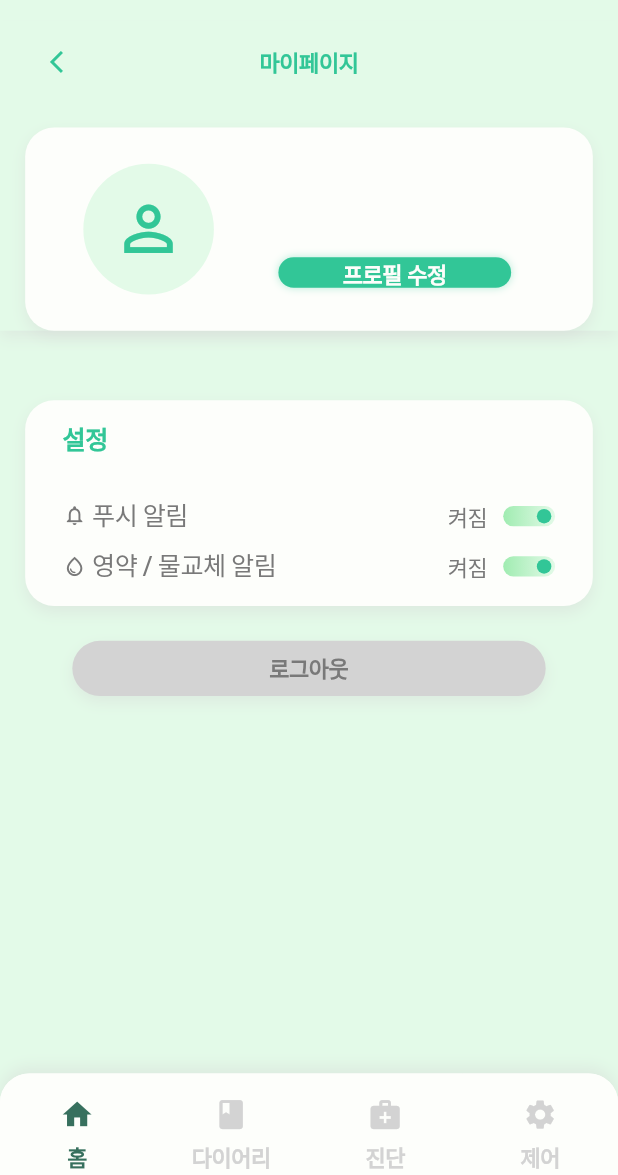
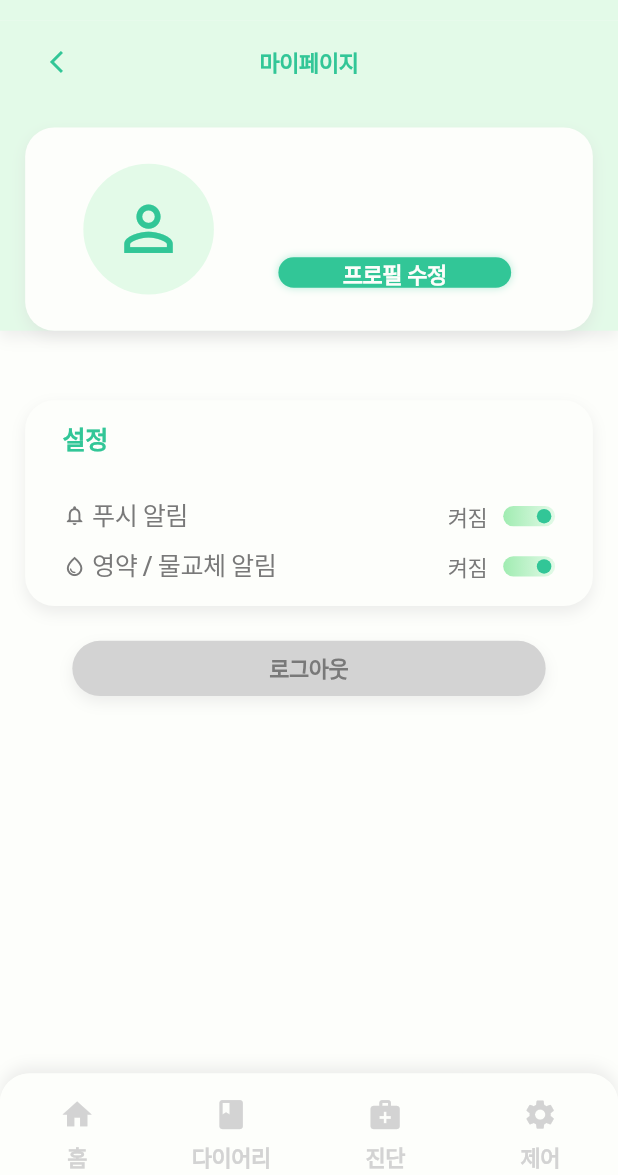
Before and after one commit to wasabi2342/MaumAI_Project, a Flutter app: the MyPageScreen screen opened by its route, on a phone screen of 412 x 824 dp, the part 61-1236 px from its top. Run offline on Flutter 3.47's test engine with Material 3 defaults, Android fonts, the phone set to English and light mode, and no system bars; our stand-ins replace cached_network_image, flutter_svg, image_picker; accounts and stored records are empty; Roboto replaces fonts that are missing (Pretendard).

Commit message:
Update mypage_screen.dart

```diff
--- a/lib/presentation/mypage_screen/mypage_screen.dart
+++ b/lib/presentation/mypage_screen/mypage_screen.dart
@@ -2,17 +2,18 @@ import 'package:flutter/material.dart';
 import '../../core/app_export.dart';
 import '../../services/api_service.dart';
 import '../../models/models.dart'; // UserProfile 모델 사용을 위해 필요
-import '../../widgets/custom_top_app_bar.dart'; // CustomTopAppBar import 확인
-import '../../widgets/custom_bottom_nav_bar.dart'; // CustomBottomNavBar import 확인
+import '../../widgets/custom_top_app_bar.dart';
+import '../../widgets/custom_bottom_nav_bar.dart';
 
 /// 마이페이지 화면
 ///
 /// 기능:
 /// - API를 통해 프로필 정보(이름, 이메일) 로드 및 표시
 /// - 프로필 수정 화면 이동 (갔다 오면 자동 갱신)
-/// - 설정 옵션 (푸시 알림, 양액/물교체 알림 - 현재는 UI만 구현)
+/// - 설정 옵션 (푸시 알림, 양액/물교체 알림)
 /// - API 로그아웃 연동
-/// - [추가] '마이페이지' 타이틀 옆 뒤로가기 버튼 구현
+/// - 상단: 뒤로가기 버튼 및 타이틀 (Stack 구조)
+/// - 하단: 네비게이션 바 (모두 회색 처리, 애니메이션 제거)
 class MyPageScreen extends StatefulWidget {
   const MyPageScreen({Key? key}) : super(key: key);
 
@@ -59,8 +60,8 @@ class _MyPageScreenState extends State<MyPageScreen> {
   @override
   Widget build(BuildContext context) {
     return Scaffold(
-      backgroundColor: appTheme.green_50,
-      appBar: CustomTopAppBar(), // 기존 앱바 유지
+      backgroundColor: appTheme.white_A700,
+      appBar: CustomTopAppBar(), // 상단 앱바
       body: SafeArea(
         child: _isLoading
             ? Center(child: CircularProgressIndicator(color: appTheme.teal_400))
@@ -83,8 +84,12 @@ class _MyPageScreenState extends State<MyPageScreen> {
           ],
         ),
       ),
+      // [수정] 하단 네비게이션 바 설정
+      // activeRoute를 myPageScreen으로 설정하여 모든 탭 아이콘을 회색으로 만듦
+      // 이를 통해 '홈' 버튼 등 다른 탭을 누를 때 CustomBottomNavBar 내부의
+      // _navigateWithoutAnimation이 실행되어 애니메이션 없이 이동함
       bottomNavigationBar: CustomBottomNavBar(
-        activeRoute: AppRoutes.homeScreen,
+        activeRoute: AppRoutes.myPageScreen,
       ),
     );
   }
@@ -113,9 +118,9 @@ class _MyPageScreenState extends State<MyPageScreen> {
       ),
       child: Column(
         children: [
-          // [수정] 마이페이지 타이틀 및 뒤로가기 버튼 (Stack 사용)
+          // 타이틀 및 뒤로가기 버튼 (Stack 사용)
           Padding(
-            padding: EdgeInsets.symmetric(horizontal: 24.w), // 좌우 여백 추가
+            padding: EdgeInsets.symmetric(horizontal: 24.w),
             child: Stack(
               alignment: Alignment.center,
               children: [
@@ -130,7 +135,7 @@ class _MyPageScreenState extends State<MyPageScreen> {
                       child: Icon(
                         Icons.arrow_back_ios_new,
                         size: 18.h,
-                        color: appTheme.teal_400, // 타이틀 색상과 통일
+                        color: appTheme.teal_400,
                       ),
                     ),
                   ),
@@ -174,7 +179,7 @@ class _MyPageScreenState extends State<MyPageScreen> {
             ),
             child: Row(
               children: [
-                // 프로필 사진 (기본 아이콘)
+                // 프로필 사진
                 Container(
                   width: 90.h,
                   height: 90.h,
@@ -195,7 +200,7 @@ class _MyPageScreenState extends State<MyPageScreen> {
                     crossAxisAlignment: CrossAxisAlignment.start,
                     children: [
                       Text(
-                        nickname, // API에서 가져온 닉네임
+                        nickname,
                         style: TextStyle(
                           color: Color(0xFF797979),
                           fontSize: 14.fSize,
@@ -207,7 +212,7 @@ class _MyPageScreenState extends State<MyPageScreen> {
                       ),
                       SizedBox(height: 19.h),
                       Text(
-                        email, // API에서 가져온 이메일
+                        email,
                         style: TextStyle(
                           color: Color(0xFF797979),
                           fontSize: 12.fSize,
@@ -221,7 +226,6 @@ class _MyPageScreenState extends State<MyPageScreen> {
                       // 프로필 수정 버튼
                       GestureDetector(
                         onTap: () {
-                          // 수정 화면으로 이동하고 돌아왔을 때 데이터 갱신
                           Navigator.pushNamed(
                             context,
                             AppRoutes.profileEditScreen,
@@ -290,7 +294,6 @@ class _MyPageScreenState extends State<MyPageScreen> {
       child: Column(
         crossAxisAlignment: CrossAxisAlignment.start,
         children: [
-          // 설정 타이틀
           Text(
             '설정',
             style: TextStyle(
@@ -303,7 +306,6 @@ class _MyPageScreenState extends State<MyPageScreen> {
             ),
           ),
           SizedBox(height: 35.h),
-          // 푸시 알림
           _buildSettingItem(
             icon: Icons.notifications_none_outlined,
             title: '푸시 알림',
@@ -315,7 +317,6 @@ class _MyPageScreenState extends State<MyPageScreen> {
             },
           ),
           SizedBox(height: 16.h),
-          // 양액/물교체 알림
           _buildSettingItem(
             icon: Icons.water_drop_outlined,
             title: '영약 / 물교체 알림',
@@ -371,7 +372,6 @@ class _MyPageScreenState extends State<MyPageScreen> {
           ),
         ),
         SizedBox(width: 10.w),
-        // 커스텀 토글 스위치
         GestureDetector(
           onTap: () => onChanged(!value),
           child: Container(
@@ -446,11 +446,11 @@ class _MyPageScreenState extends State<MyPageScreen> {
     );
   }
 
-  /// 로그아웃 확인 다이얼로그 (API 연동)
+  /// 로그아웃 확인 다이얼로그
   void _showLogoutDialog() {
     showDialog(
       context: context,
-      barrierColor: Colors.black.withOpacity(0.4), // 배경 어둡게
+      barrierColor: Colors.black.withOpacity(0.4),
       builder: (context) => AlertDialog(
         backgroundColor: appTheme.white_A700,
         surfaceTintColor: Colors.transparent,
@@ -485,10 +485,7 @@ class _MyPageScreenState extends State<MyPageScreen> {
           ),
           TextButton(
             onPressed: () async {
-              // 다이얼로그 닫기
               Navigator.pop(context);
-
-              // 로딩 표시 (선택 사항)
               showDialog(
                 context: context,
                 barrierDismissible: false,
@@ -497,16 +494,11 @@ class _MyPageScreenState extends State<MyPageScreen> {
               );
 
               try {
-                // API 로그아웃 호출
                 await ApiService.logout();
               } catch (e) {
-                // 로그아웃 실패해도 로컬에서는 로그아웃 처리
                 print('로그아웃 API 호출 실패: $e');
               } finally {
-                // 로딩 닫기
                 Navigator.pop(context);
-
-                // 로그인 화면으로 이동 (모든 스택 제거)
                 Navigator.pushNamedAndRemoveUntil(
                   context,
                   AppRoutes.loginScreen,
```
